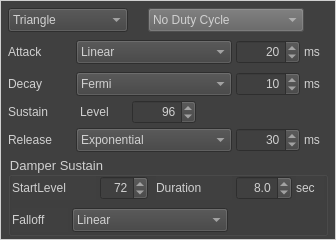
This is qt/MelodicTimbreFrameForm.ui in Gaiger/ChiptuneMIDI as Qt 5 draws it before an edit. The edited form follows.
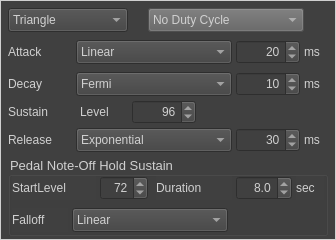
This is the edited form.

Commit message:
tweak(qt): rename damper sustain UI to note-off hold sustain
- rename Qt melodic timbre fields, parameters, and call sites from damper sustain to note-off hold sustain

- update the melodic timbre group box and widget object names to use Pedal Note-Off Hold Sustain

- rename instrument timbre INI keys and module-test expectations from damper_sustain_* to note_off_hold_sustain_*

```diff
--- a/qt/MelodicTimbreFrameForm.ui
+++ b/qt/MelodicTimbreFrameForm.ui
@@ -412,7 +412,7 @@
     </font>
    </property>
    <property name="title">
-    <string>Damper Sustain</string>
+    <string>Pedal Note-Off Hold Sustain</string>
    </property>
    <property name="flat">
     <bool>false</bool>
```
Left out of the diff: 8 changed lines with no effect on the pictures. The commit also changes 19 other files.
